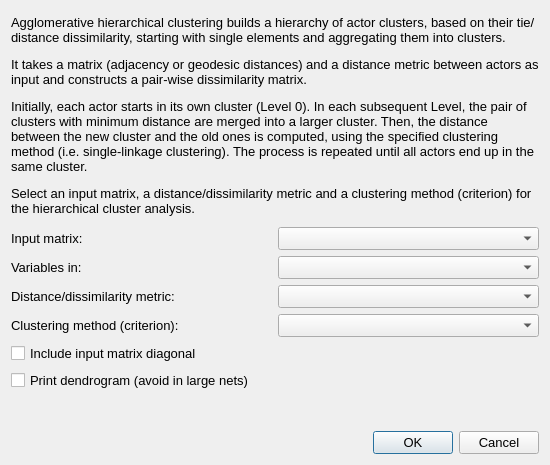
Before: the Qt Designer form src/forms/dialogclusteringhierarchical.ui in socnetv/app, drawn with Qt 5.
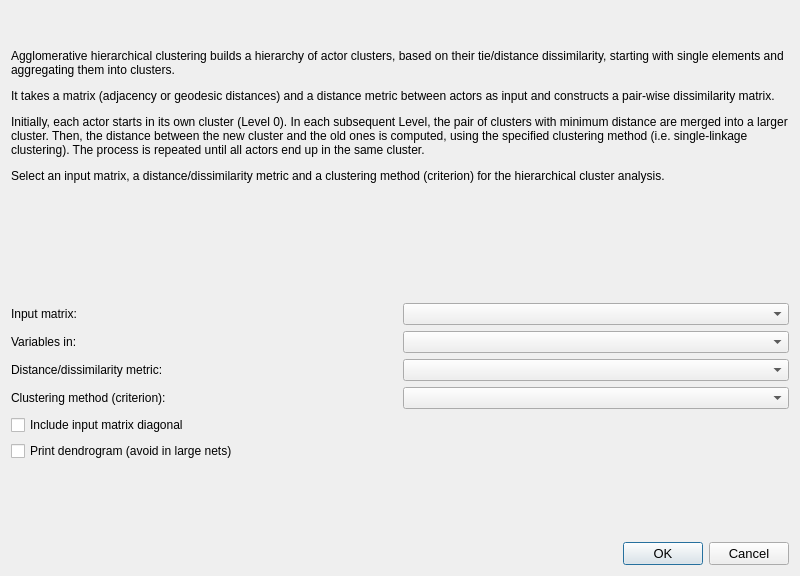
After: the same form once the commit is applied.

Commit message: fixed styling in settings and properties dialog - started debugging hidpi and qt stylesheets

What changed in the file:
```diff
--- a/src/forms/dialogclusteringhierarchical.ui
+++ b/src/forms/dialogclusteringhierarchical.ui
@@ -9,8 +9,8 @@
    <rect>
     <x>0</x>
     <y>0</y>
-    <width>550</width>
-    <height>465</height>
+    <width>800</width>
+    <height>576</height>
    </rect>
   </property>
   <property name="sizePolicy">
@@ -21,25 +21,81 @@
   </property>
   <property name="minimumSize">
    <size>
-    <width>550</width>
+    <width>650</width>
     <height>460</height>
    </size>
   </property>
   <property name="maximumSize">
    <size>
-    <width>600</width>
+    <width>800</width>
     <height>600</height>
    </size>
   </property>
   <property name="font">
    <font>
-    <pointsize>10</pointsize>
+    <pointsize>9</pointsize>
    </font>
   </property>
   <property name="windowTitle">
    <string>Hierarchical Clustering</string>
   </property>
   <layout class="QGridLayout" name="gridLayout">
+   <item row="3" column="0" colspan="2">
+    <layout class="QHBoxLayout" name="horizontalLayout_4">
+     <item>
+      <widget class="QLabel" name="label_5">
+       <property name="minimumSize">
+        <size>
+         <width>170</width>
+         <height>0</height>
+        </size>
+       </property>
+       <property name="text">
+        <string>Variables in:</string>
+       </property>
+      </widget>
+     </item>
+     <item>
+      <widget class="QComboBox" name="variablesLocationSelect">
+       <property name="minimumSize">
+        <size>
+         <width>200</width>
+         <height>0</height>
+        </size>
+       </property>
+       <property name="focusPolicy">
+        <enum>Qt::StrongFocus</enum>
+       </property>
+       <property name="toolTip">
+        <string>&lt;html&gt;&lt;head/&gt;&lt;body&gt;&lt;p&gt;&lt;span style=&quot; font-weight:600;&quot;&gt;Rows: &lt;/span&gt;Correlate outbound ties (or distances, depending on the selected matrix above) between pairs of actors.&lt;/p&gt;&lt;p&gt;&lt;span style=&quot; font-weight:600;&quot;&gt;Columns: &lt;/span&gt;Correlate inbound ties (or distances, depending on the selected matrix above) between pairs of actors.&lt;/p&gt;&lt;p&gt;&lt;span style=&quot; font-weight:600;&quot;&gt;Both: &lt;/span&gt;Correlate both outbound and inbound ties (or distances, depending on the selected matrix above) between pairs of actors. In this case, the input matrix is expanded by listing row vectors followed by column vectors. This is useful only when you have directed data.&lt;/p&gt;&lt;p&gt;&lt;br/&gt;&lt;/p&gt;&lt;/body&gt;&lt;/html&gt;</string>
+       </property>
+      </widget>
+     </item>
+    </layout>
+   </item>
+   <item row="7" column="0">
+    <widget class="QCheckBox" name="diagramCheckBox">
+     <property name="statusTip">
+      <string>Enable to include matrix diagonal in calculations</string>
+     </property>
+     <property name="text">
+      <string>Print dendrogram (avoid in large nets)</string>
+     </property>
+    </widget>
+   </item>
+   <item row="8" column="0">
+    <spacer name="verticalSpacer">
+     <property name="orientation">
+      <enum>Qt::Vertical</enum>
+     </property>
+     <property name="sizeHint" stdset="0">
+      <size>
+       <width>20</width>
+       <height>40</height>
+      </size>
+     </property>
+    </spacer>
+   </item>
    <item row="0" column="0" colspan="2">
     <widget class="QLabel" name="description">
      <property name="sizePolicy">
@@ -65,7 +121,55 @@
      </property>
     </widget>
    </item>
-   <item row="1" column="0" colspan="2">
+   <item row="5" column="0" colspan="2">
+    <layout class="QHBoxLayout" name="horizontalLayout_2">
+     <item>
+      <widget class="QLabel" name="label_3">
+       <property name="minimumSize">
+        <size>
+         <width>170</width>
+         <height>0</height>
+        </size>
+       </property>
+       <property name="text">
+        <string>Clustering method (criterion):</string>
+       </property>
+      </widget>
+     </item>
+     <item>
+      <widget class="QComboBox" name="linkageSelect">
+       <property name="minimumSize">
+        <size>
+         <width>200</width>
+         <height>0</height>
+        </size>
+       </property>
+       <property name="focusPolicy">
+        <enum>Qt::StrongFocus</enum>
+       </property>
+       <property name="toolTip">
+        <string>&lt;html&gt;&lt;head/&gt;&lt;body&gt;&lt;p&gt;Supported linkage criteria for agglomerative hierarchical clustering: &lt;/p&gt;&lt;p&gt;&lt;span style=&quot; font-weight:600;&quot;&gt;Single-linkage (minimum)&lt;/span&gt;: The distance between two clusters will be determined by a single element pair, namely those two elements (one in each cluster) that have the shortest distance between them. In each step, the clusters that have the shortest distance will be merged. &lt;/p&gt;&lt;p&gt;&lt;span style=&quot; font-weight:600;&quot;&gt;Complete-linkage (maximum)&lt;/span&gt;: The distance between two clusters will be determined by any two elements (one in each cluster) that have the longest distance between them. &lt;/p&gt;&lt;p&gt;&lt;span style=&quot; font-weight:600;&quot;&gt;Average-linkage (UPGMA)&lt;/span&gt;: The distance between two clusters A and B is equal to the average of distances between all pairs of elements in A and B. &lt;/p&gt;&lt;p&gt;&lt;br/&gt;&lt;/p&gt;&lt;/body&gt;&lt;/html&gt;</string>
+       </property>
+      </widget>
+     </item>
+    </layout>
+   </item>
+   <item row="9" column="1">
+    <widget class="QDialogButtonBox" name="buttonBox">
+     <property name="font">
+      <font>
+       <pointsize>10</pointsize>
+      </font>
+     </property>
+     <property name="orientation">
+      <enum>Qt::Horizontal</enum>
+     </property>
+     <property name="standardButtons">
+      <set>QDialogButtonBox::Cancel|QDialogButtonBox::Ok</set>
+     </property>
+    </widget>
+   </item>
+   <item row="2" column="0" colspan="2">
     <layout class="QHBoxLayout" name="horizontalLayout">
      <item>
       <widget class="QLabel" name="label_2">
@@ -98,40 +202,7 @@
      </item>
     </layout>
    </item>
-   <item row="2" column="0" colspan="2">
-    <layout class="QHBoxLayout" name="horizontalLayout_4">
-     <item>
-      <widget class="QLabel" name="label_5">
-       <property name="minimumSize">
-        <size>
-         <width>170</width>
-         <height>0</height>
-        </size>
-       </property>
-       <property name="text">
-        <string>Variables in:</string>
-       </property>
-      </widget>
-     </item>
-     <item>
-      <widget class="QComboBox" name="variablesLocationSelect">
-       <property name="minimumSize">
-        <size>
-         <width>200</width>
-         <height>0</height>
-        </size>
-       </property>
-       <property name="focusPolicy">
-        <enum>Qt::StrongFocus</enum>
-       </property>
-       <property name="toolTip">
-        <string>&lt;html&gt;&lt;head/&gt;&lt;body&gt;&lt;p&gt;&lt;span style=&quot; font-weight:600;&quot;&gt;Rows: &lt;/span&gt;Correlate outbound ties (or distances, depending on the selected matrix above) between pairs of actors.&lt;/p&gt;&lt;p&gt;&lt;span style=&quot; font-weight:600;&quot;&gt;Columns: &lt;/span&gt;Correlate inbound ties (or distances, depending on the selected matrix above) between pairs of actors.&lt;/p&gt;&lt;p&gt;&lt;span style=&quot; font-weight:600;&quot;&gt;Both: &lt;/span&gt;Correlate both outbound and inbound ties (or distances, depending on the selected matrix above) between pairs of actors. In this case, the input matrix is expanded by listing row vectors followed by column vectors. This is useful only when you have directed data.&lt;/p&gt;&lt;p&gt;&lt;br/&gt;&lt;/p&gt;&lt;/body&gt;&lt;/html&gt;</string>
-       </property>
-      </widget>
-     </item>
-    </layout>
-   </item>
-   <item row="3" column="0" colspan="2">
+   <item row="4" column="0" colspan="2">
     <layout class="QHBoxLayout" name="horizontalLayout_3">
      <item>
       <widget class="QLabel" name="label_4">
@@ -164,40 +235,7 @@
      </item>
     </layout>
    </item>
-   <item row="4" column="0" colspan="2">
-    <layout class="QHBoxLayout" name="horizontalLayout_2">
-     <item>
-      <widget class="QLabel" name="label_3">
-       <property name="minimumSize">
-        <size>
-         <width>170</width>
-         <height>0</height>
-        </size>
-       </property>
-       <property name="text">
-        <string>Clustering method (criterion):</string>
-       </property>
-      </widget>
-     </item>
-     <item>
-      <widget class="QComboBox" name="linkageSelect">
-       <property name="minimumSize">
-        <size>
-         <width>200</width>
-         <height>0</height>
-        </size>
-       </property>
-       <property name="focusPolicy">
-        <enum>Qt::StrongFocus</enum>
-       </property>
-       <property name="toolTip">
-        <string>&lt;html&gt;&lt;head/&gt;&lt;body&gt;&lt;p&gt;Supported linkage criteria for agglomerative hierarchical clustering: &lt;/p&gt;&lt;p&gt;&lt;span style=&quot; font-weight:600;&quot;&gt;Single-linkage (minimum)&lt;/span&gt;: The distance between two clusters will be determined by a single element pair, namely those two elements (one in each cluster) that have the shortest distance between them. In each step, the clusters that have the shortest distance will be merged. &lt;/p&gt;&lt;p&gt;&lt;span style=&quot; font-weight:600;&quot;&gt;Complete-linkage (maximum)&lt;/span&gt;: The distance between two clusters will be determined by any two elements (one in each cluster) that have the longest distance between them. &lt;/p&gt;&lt;p&gt;&lt;span style=&quot; font-weight:600;&quot;&gt;Average-linkage (UPGMA)&lt;/span&gt;: The distance between two clusters A and B is equal to the average of distances between all pairs of elements in A and B. &lt;/p&gt;&lt;p&gt;&lt;br/&gt;&lt;/p&gt;&lt;/body&gt;&lt;/html&gt;</string>
-       </property>
-      </widget>
-     </item>
-    </layout>
-   </item>
-   <item row="5" column="0">
+   <item row="6" column="0">
     <widget class="QCheckBox" name="diagonalCheckBox">
      <property name="statusTip">
       <string>Enable to include matrix diagonal in calculations</string>
@@ -207,18 +245,8 @@
      </property>
     </widget>
    </item>
-   <item row="6" column="0">
-    <widget class="QCheckBox" name="diagramCheckBox">
-     <property name="statusTip">
-      <string>Enable to include matrix diagonal in calculations</string>
-     </property>
-     <property name="text">
-      <string>Print dendrogram (avoid in large nets)</string>
-     </property>
-    </widget>
-   </item>
-   <item row="7" column="0">
-    <spacer name="verticalSpacer">
+   <item row="1" column="0">
+    <spacer name="verticalSpacer_2">
      <property name="orientation">
       <enum>Qt::Vertical</enum>
      </property>
@@ -230,21 +258,6 @@
      </property>
     </spacer>
    </item>
-   <item row="8" column="1">
-    <widget class="QDialogButtonBox" name="buttonBox">
-     <property name="font">
-      <font>
-       <pointsize>10</pointsize>
-      </font>
-     </property>
-     <property name="orientation">
-      <enum>Qt::Horizontal</enum>
-     </property>
-     <property name="standardButtons">
-      <set>QDialogButtonBox::Cancel|QDialogButtonBox::Ok</set>
-     </property>
-    </widget>
-   </item>
   </layout>
  </widget>
  <resources/>
```
The commit also changes 4 other files.
